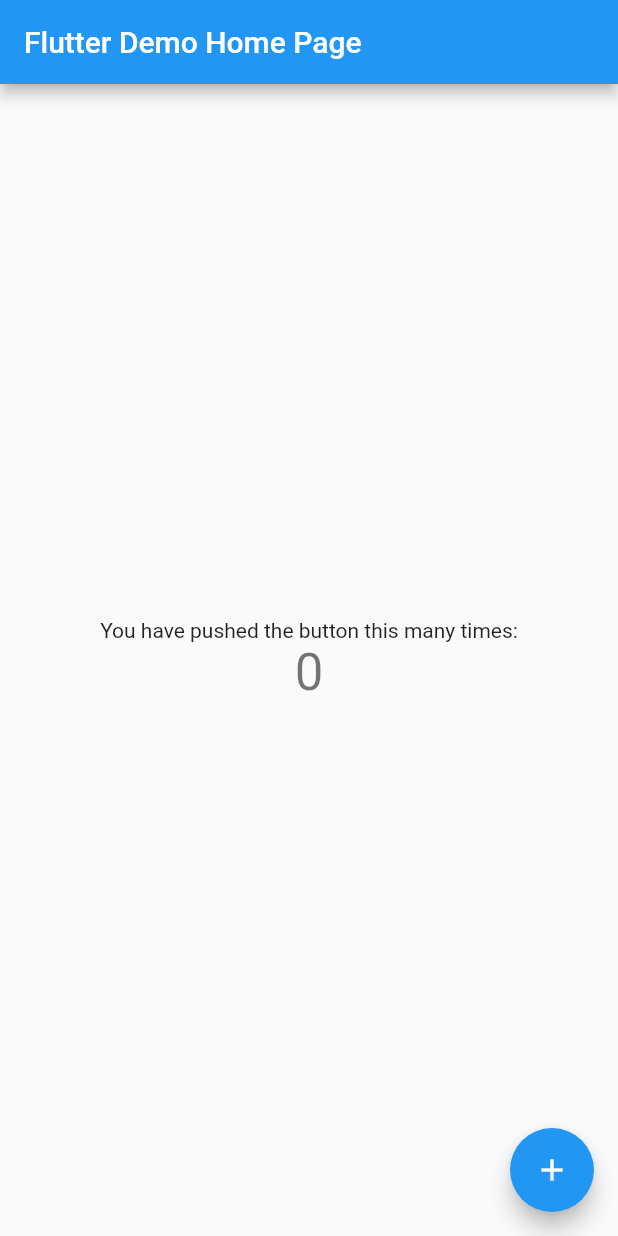
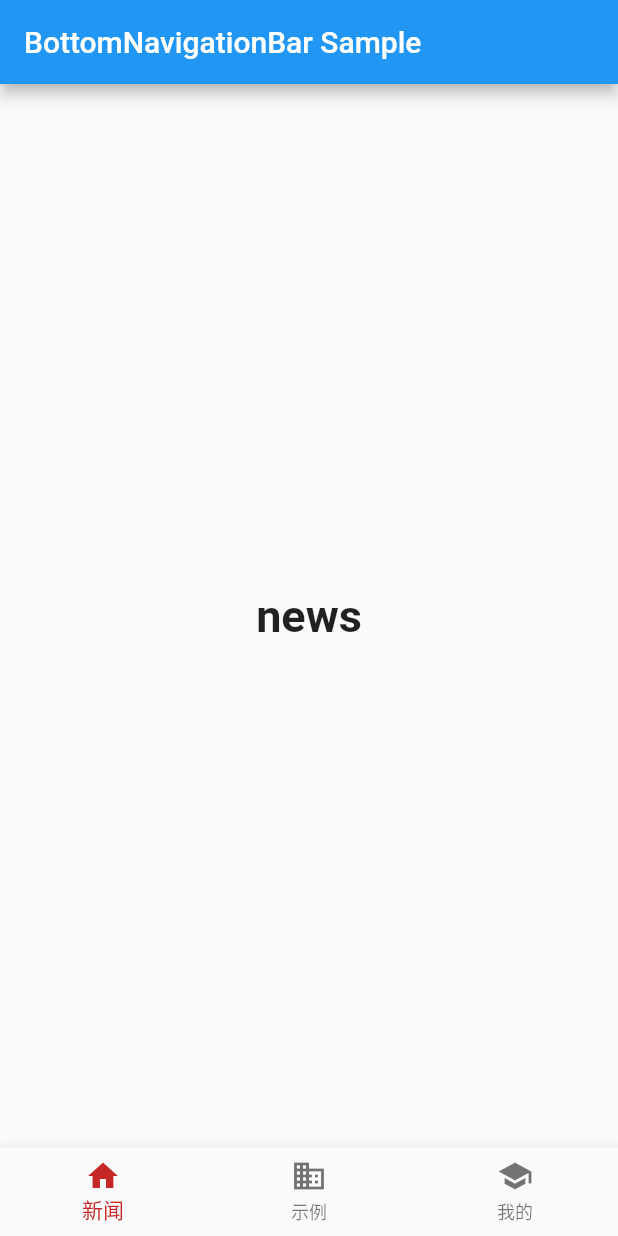
Before and after one commit to gaiqs/flutter_demo, a Flutter app: the screen it shows after launch, on a phone screen of 412 x 824 dp. Run offline on Flutter 3.47's test engine with Material 2 defaults, Android fonts, the phone set to English and light mode, and no system bars.

Commit message:
修改ui

```diff
--- a/lib/main.dart
+++ b/lib/main.dart
@@ -1,4 +1,6 @@
 import 'package:flutter/material.dart';
+import 'package:flutter_demo/ui/home_page.dart';
+import 'package:flutter_localizations/flutter_localizations.dart';
 
 void main() => runApp(MyApp());
 
@@ -20,7 +22,21 @@ class MyApp extends StatelessWidget {
         // is not restarted.
         primarySwatch: Colors.blue,
       ),
-      home: MyHomePage(title: 'Flutter Demo Home Page'),
+      localizationsDelegates: [
+        GlobalMaterialLocalizations.delegate,
+        GlobalWidgetsLocalizations.delegate,
+        GlobalCupertinoLocalizations.delegate
+      ],
+      supportedLocales: [
+        const Locale.fromSubtags(languageCode: 'zh'), // generic Chinese 'zh'
+        const Locale.fromSubtags(languageCode: 'zh', scriptCode: 'Hans'), // generic simplified Chinese 'zh_Hans'
+        const Locale.fromSubtags(languageCode: 'zh', scriptCode: 'Hant'), // generic traditional Chinese 'zh_Hant'
+        const Locale.fromSubtags(languageCode: 'zh', scriptCode: 'Hans', countryCode: 'CN'), // 'zh_Hans_CN'
+        const Locale.fromSubtags(languageCode: 'zh', scriptCode: 'Hant', countryCode: 'TW'), // 'zh_Hant_TW'
+        const Locale.fromSubtags(languageCode: 'zh', scriptCode: 'Hant', countryCode: 'HK'), // 'zh_Hant_HK'
+      ],
+      home: HomePage(),
+//      home: MyHomePage(title: 'Flutter Demo Home Page'),
     );
   }
 }
--- /dev/null
+++ b/lib/ui/home_page.dart
@@ -0,0 +1,54 @@
+import 'package:flutter/material.dart';
+import 'package:flutter_demo/ui/page/demo.dart';
+import 'package:flutter_demo/ui/page/mine.dart';
+import 'package:flutter_demo/ui/page/news.dart';
+
+class HomePage extends StatefulWidget {
+  @override
+  _HomePageState createState() => _HomePageState();
+}
+
+class _HomePageState extends State<HomePage> {
+  int _selectedIndex = 0;
+
+  void _onItemTapped(int index) {
+    setState(() {
+      _selectedIndex = index;
+    });
+  }
+
+  var _pageList = [
+    News(),
+    Demo(),
+    Mine(),
+  ];
+
+  @override
+  Widget build(BuildContext context) {
+    return Scaffold(
+      appBar: AppBar(
+        title: const Text('BottomNavigationBar Sample'),
+      ),
+      body: _pageList[_selectedIndex],
+      bottomNavigationBar: BottomNavigationBar(
+        items: const <BottomNavigationBarItem>[
+          BottomNavigationBarItem(
+            icon: Icon(Icons.home),
+            title: Text('新闻'),
+          ),
+          BottomNavigationBarItem(
+            icon: Icon(Icons.business),
+            title: Text('示例'),
+          ),
+          BottomNavigationBarItem(
+            icon: Icon(Icons.school),
+            title: Text('我的'),
+          ),
+        ],
+        currentIndex: _selectedIndex,
+        selectedItemColor: Colors.red[800],
+        onTap: _onItemTapped,
+      ),
+    );
+  }
+}
--- /dev/null
+++ b/lib/ui/page/news.dart
@@ -0,0 +1,18 @@
+import 'package:flutter/material.dart';
+
+class News extends StatefulWidget {
+  @override
+  _NewsState createState() => _NewsState();
+}
+
+class _NewsState extends State<News> {
+  @override
+  Widget build(BuildContext context) {
+    return Center(
+      child: Text(
+        'news',
+        style: TextStyle(fontSize: 30, fontWeight: FontWeight.bold),
+      ),
+    );
+  }
+}
--- a/pubspec.yaml
+++ b/pubspec.yaml
@@ -23,6 +23,11 @@ dependencies:
   # The following adds the Cupertino Icons font to your application.
   # Use with the CupertinoIcons class for iOS style icons.
   cupertino_icons: ^0.1.2
+
+  #  国际化
+  flutter_localizations:
+    sdk: flutter
+  flutter_cupertino_localizations: ^1.0.1
 
 dev_dependencies:
   flutter_test:
```
Also changed, not shown: lib/ui/page/demo.dart (added, +20 -0 lines), lib/ui/page/mine.dart (added, +20 -0 lines), lib/ui/splash_page.dart (added, +20 -0 lines), pubspec.lock.
